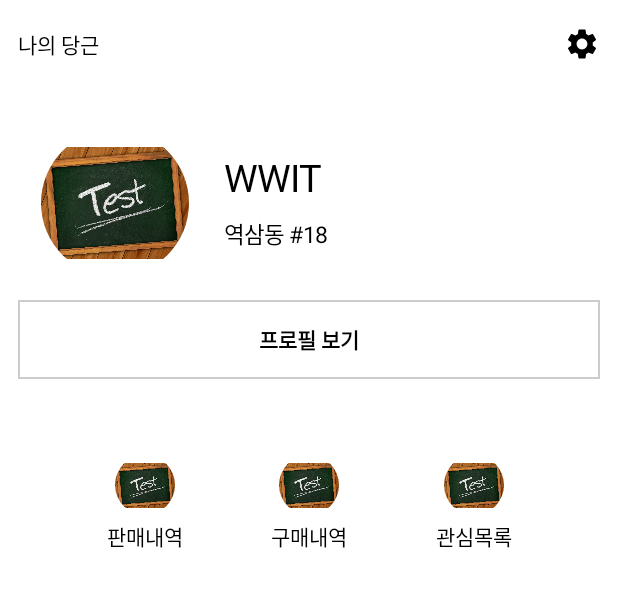
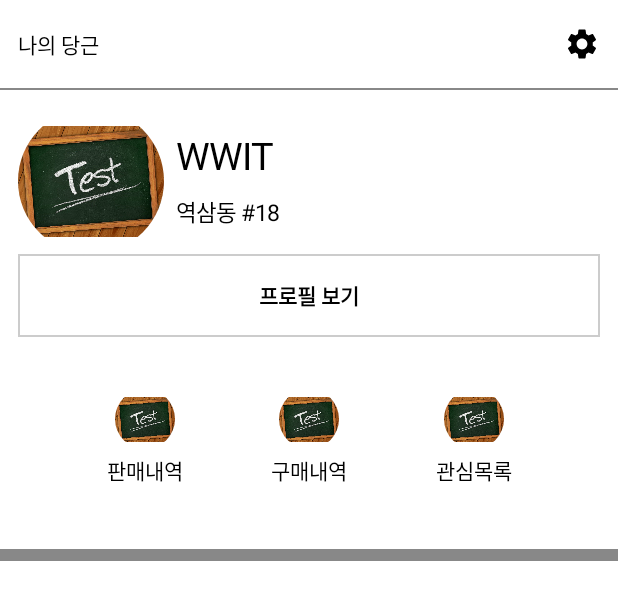
Before and after one commit to kyleidea1/AreYouHOT, an Android app built with Jetpack Compose: the @Preview function MyPageActivityPreview, on a phone screen of 412 x 824 dp. Shown: the top 600 px of the screen. Run offline under Robolectric (Android 15) with nearby library versions, the phone set to English and light mode, and no system bars.

Commit message:
✏️ 마이페이지 프로필 부분 리팩토링 - 패딩 범위 유의

```diff
--- a/app/src/main/java/com/example/areyouhot/MyPageActivity.kt
+++ b/app/src/main/java/com/example/areyouhot/MyPageActivity.kt
@@ -3,6 +3,7 @@ package com.example.areyouhot
 import androidx.compose.foundation.Image
 import androidx.compose.foundation.background
 import androidx.compose.foundation.border
+import androidx.compose.foundation.clickable
 import androidx.compose.foundation.layout.Arrangement
 import androidx.compose.foundation.layout.Box
 import androidx.compose.foundation.layout.Column
@@ -12,6 +13,7 @@ import androidx.compose.foundation.layout.aspectRatio
 import androidx.compose.foundation.layout.fillMaxHeight
 import androidx.compose.foundation.layout.fillMaxSize
 import androidx.compose.foundation.layout.fillMaxWidth
+import androidx.compose.foundation.layout.height
 import androidx.compose.foundation.layout.padding
 import androidx.compose.material.icons.Icons
 import androidx.compose.material.icons.filled.Settings
@@ -43,16 +45,16 @@ fun MyPageActivity() {
                 Text("나의 당근")
                 Icon(imageVector = Icons.Default.Settings, contentDescription = "settings")
             }
-            Column(modifier = Modifier.fillMaxWidth()) {
+            Box(modifier = Modifier.fillMaxWidth().height(1.dp).background(Color.Gray))
+            Column(modifier = Modifier.fillMaxWidth().padding(12.dp)) {
                 Column(
-                    modifier = Modifier.fillMaxWidth().aspectRatio(2f).padding(12.dp),
-                    horizontalAlignment = Alignment.CenterHorizontally,
-                    verticalArrangement = Arrangement.SpaceEvenly
+                    modifier = Modifier.fillMaxWidth(),
+                    horizontalAlignment = Alignment.CenterHorizontally
                 ) {
-                    Row(modifier = Modifier.fillMaxWidth().aspectRatio(3f)) {
+                    Row(modifier = Modifier.fillMaxWidth().aspectRatio(4f)) {
                         IconButton(
                             onClick = {},
-                            modifier = Modifier.fillMaxHeight().padding(15.dp).aspectRatio(1f)
+                            modifier = Modifier.fillMaxHeight().aspectRatio(1f)
                         ) {
                             Image(
                                 painter = painterResource(id = R.drawable.sample),
@@ -70,13 +72,12 @@ fun MyPageActivity() {
                             Text("역삼동 #18", modifier = Modifier.fillMaxWidth(), fontSize = 15.sp)
                         }
                     }
-                    Box(modifier = Modifier.fillMaxHeight().border(width = 1.dp, color = Color.LightGray), contentAlignment = Alignment.Center) {
-                        Text("프로필 보기", modifier = Modifier.fillMaxWidth(), textAlign = TextAlign.Center, fontWeight = FontWeight.Bold)
+                    Box(modifier = Modifier.fillMaxWidth().aspectRatio(7f).border(width = 1.dp, color = Color.LightGray).clickable {  }, contentAlignment = Alignment.Center) {
+                        Text("프로필 보기", textAlign = TextAlign.Center, fontWeight = FontWeight.Bold)
                     }
-
                 }
                 Row(
-                    modifier = Modifier.fillMaxWidth().aspectRatio(3f).padding(12.dp),
+                    modifier = Modifier.fillMaxWidth().aspectRatio(3f),
                     horizontalArrangement = Arrangement.SpaceEvenly,
                     verticalAlignment = Alignment.CenterVertically
                 ) {
@@ -128,9 +129,10 @@ fun MyPageActivity() {
                         }
                         Text("관심목록")
                     }
-
                 }
             }
+            Box(modifier = Modifier.fillMaxWidth().height(8.dp).background(Color.Gray))
+
         }
     }
 }
```
